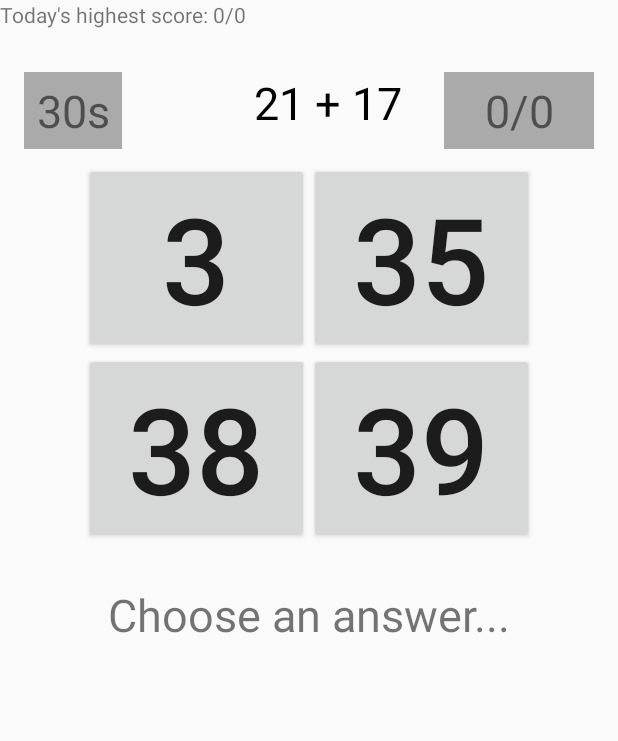
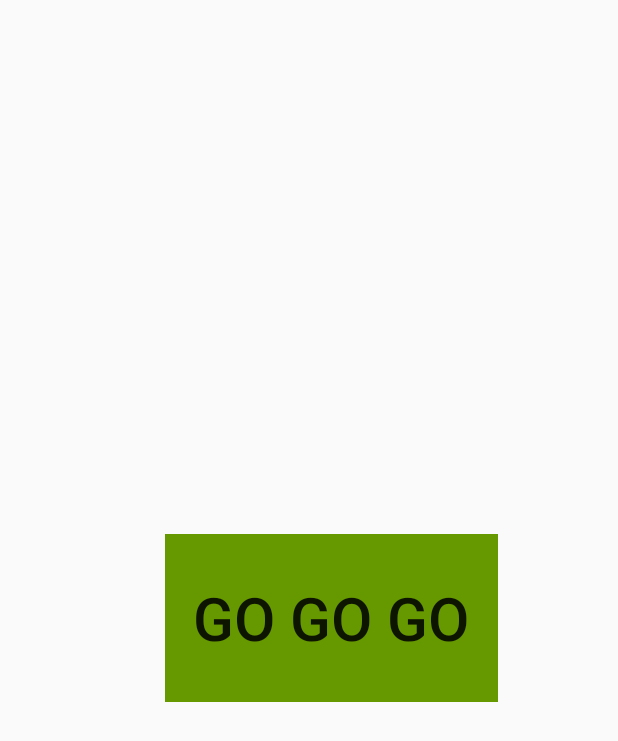
Before and after one commit to EdwardAndress/mental_arithmetic_trainer, an Android app: the layout activity_main.xml on its own in the app's theme, with its tools: preview values and no code run, on a phone screen of 412 x 824 dp. Shown: the top 741 px of the screen. Run offline under Robolectric (Android 15) with nearby library versions, the phone set to English and light mode, and no system bars.

Commit message:
Use GOGOGO button on first time start

```diff
--- a/app/src/main/java/com/example/edward/brain_trainer/MainActivity.java
+++ b/app/src/main/java/com/example/edward/brain_trainer/MainActivity.java
@@ -6,6 +6,7 @@ import android.os.Bundle;
 import android.util.Log;
 import android.view.View;
 import android.widget.Button;
+import android.widget.RelativeLayout;
 import android.widget.TextView;
 
 import java.util.ArrayList;
@@ -31,6 +32,8 @@ public class MainActivity extends AppCompatActivity {
     TextView sumTextView;
     TextView highScoreTextView;
     Boolean gameInProgress;
+    RelativeLayout gameLayout;
+
 
     Button button0;
     Button button1;
@@ -74,6 +77,8 @@ public class MainActivity extends AppCompatActivity {
 
     public void start(View view) {
         startButton.setVisibility(View.INVISIBLE);
+        gameLayout.setVisibility(RelativeLayout.VISIBLE);
+        playAgain(findViewById(R.id.playAgainButton));
     }
 
     public void playAgain(View view) {
@@ -142,9 +147,9 @@ public class MainActivity extends AppCompatActivity {
         button3 = (Button) findViewById(R.id.answerButton3);
         result = (TextView) findViewById(R.id.resultText);
         highScoreTextView = (TextView) findViewById(R.id.highScoreTextView);
+        gameLayout = (RelativeLayout) findViewById(R.id.gameLayout);
 
         generateQuestion();
-        playAgain(findViewById(R.id.playAgainButton));
 
     }
 }
--- a/app/src/main/res/layout/activity_main.xml
+++ b/app/src/main/res/layout/activity_main.xml
@@ -7,27 +7,43 @@
     android:layout_height="match_parent"
     tools:context="com.example.edward.brain_trainer.MainActivity">
 
-    <Button
-        android:id="@+id/startButton"
-        style="@style/Widget.AppCompat.Button.Borderless"
-        android:layout_width="222dp"
-        android:layout_height="112dp"
-        android:layout_marginEnd="80dp"
-        android:background="@android:color/holo_green_dark"
-        android:onClick="start"
-        android:padding="10dp"
-        android:text="GO GO GO"
-        android:textSize="40sp"
-        android:visibility="invisible"
-        app:layout_constraintBottom_toBottomOf="parent"
+    <RelativeLayout
+        android:id="@+id/gameLayout"
+        android:layout_width="wrap_content"
+        android:layout_height="wrap_content"
+        android:visibility="invisible">
+
+        <TextView
+            android:id="@+id/scoreTextView"
+            android:layout_width="100dp"
+            android:layout_height="wrap_content"
+            android:layout_marginStart="270dp"
+            android:layout_marginTop="48dp"
+            android:background="@android:color/darker_gray"
+            android:padding="5dp"
+            android:text="0/0"
+            android:textAlignment="center"
+            android:textSize="30sp"
             app:layout_constraintEnd_toEndOf="parent"
             app:layout_constraintTop_toTopOf="parent" />
+
+        <Button
+            android:id="@+id/playAgainButton"
+            android:layout_width="wrap_content"
+            android:layout_height="wrap_content"
+            android:layout_marginStart="140dp"
+            android:layout_marginTop="450dp"
+            android:onClick="playAgain"
+            android:text="Play again?"
+            android:visibility="invisible"
+            app:layout_constraintStart_toStartOf="parent"
+            app:layout_constraintTop_toBottomOf="parent" />
 
         <TextView
             android:id="@+id/timerTextView"
             android:layout_width="65dp"
             android:layout_height="wrap_content"
-        android:layout_marginStart="16dp"
+            android:layout_marginStart="20dp"
             android:layout_marginTop="48dp"
             android:background="@android:color/darker_gray"
             android:backgroundTint="@android:color/darker_gray"
@@ -39,30 +55,16 @@
             app:layout_constraintTop_toTopOf="parent" />
 
         <TextView
-        android:id="@+id/scoreTextView"
-        android:layout_width="100dp"
-        android:layout_height="wrap_content"
-        android:layout_marginEnd="16dp"
-        android:layout_marginTop="48dp"
-        android:background="@android:color/darker_gray"
-        android:padding="5dp"
-        android:text="0/0"
-        android:textAlignment="center"
-        android:textSize="30sp"
-        app:layout_constraintEnd_toEndOf="parent"
-        app:layout_constraintTop_toTopOf="parent" />
-
-    <TextView
             android:id="@+id/sumTextView"
             android:layout_width="wrap_content"
             android:layout_height="wrap_content"
-        android:layout_marginEnd="28dp"
-        android:layout_marginTop="48dp"
+            android:layout_marginStart="150dp"
+            android:layout_marginTop="55dp"
             android:text="21 + 17"
             android:textAlignment="center"
             android:textColor="@android:color/background_dark"
             android:textSize="30sp"
-        app:layout_constraintEnd_toStartOf="@+id/scoreTextView"
+            app:layout_constraintStart_toStartOf="parent"
             app:layout_constraintTop_toTopOf="parent" />
 
         <GridLayout
@@ -71,12 +73,12 @@
             android:layout_height="wrap_content"
             android:layout_marginBottom="5dp"
             android:layout_marginEnd="8dp"
-        android:layout_marginStart="8dp"
-        android:layout_marginTop="9dp"
+            android:layout_marginStart="45dp"
+            android:layout_marginTop="120dp"
             app:layout_constraintBottom_toTopOf="@+id/startButton"
             app:layout_constraintEnd_toEndOf="parent"
             app:layout_constraintStart_toStartOf="parent"
-        app:layout_constraintTop_toBottomOf="@+id/scoreTextView"
+            app:layout_constraintTop_toTopOf="parent"
             app:layout_constraintVertical_bias="0.0">
 
             <Button
@@ -125,33 +127,39 @@
         </GridLayout>
 
         <TextView
+            android:id="@+id/highScoreTextView"
+            android:layout_width="wrap_content"
+            android:layout_height="wrap_content"
+            android:layout_marginStart="100dp"
+            android:layout_marginTop="10dp"
+            android:text="Today's highest score: 0/0" />
+
+        <TextView
             android:id="@+id/resultText"
             android:layout_width="wrap_content"
             android:layout_height="wrap_content"
-        android:layout_marginTop="27dp"
+            android:layout_marginStart="60dp"
+            android:layout_marginTop="400dp"
             android:text="Choose an answer..."
             android:textSize="30sp"
-        app:layout_constraintEnd_toEndOf="parent"
-        app:layout_constraintStart_toStartOf="parent"
-        app:layout_constraintTop_toBottomOf="@+id/gridLayout" />
+            app:layout_constraintHorizontal_bias="0.504"
+            app:layout_constraintStart_toStartOf="parent" />
+    </RelativeLayout>
 
     <Button
-        android:id="@+id/playAgainButton"
-        android:layout_width="wrap_content"
-        android:layout_height="wrap_content"
-        android:layout_marginBottom="16dp"
-        android:onClick="playAgain"
-        android:text="Play again?"
-        android:visibility="invisible"
+        android:id="@+id/startButton"
+        style="@style/Widget.AppCompat.Button.Borderless"
+        android:layout_width="222dp"
+        android:layout_height="112dp"
+        android:layout_marginEnd="80dp"
+        android:background="@android:color/holo_green_dark"
+        android:onClick="start"
+        android:padding="10dp"
+        android:text="GO GO GO"
+        android:textSize="40sp"
+        android:visibility="visible"
         app:layout_constraintBottom_toBottomOf="parent"
         app:layout_constraintEnd_toEndOf="parent"
-        app:layout_constraintStart_toStartOf="parent" />
+        app:layout_constraintTop_toTopOf="parent" />
 
-    <TextView
-        android:id="@+id/highScoreTextView"
-        android:layout_width="wrap_content"
-        android:layout_height="wrap_content"
-        android:text="Today's highest score: 0/0"
-        tools:layout_editor_absoluteX="110dp"
-        tools:layout_editor_absoluteY="6dp" />
 </android.support.constraint.ConstraintLayout>
```
Lines whose indentation alone changed are shown as unchanged.
